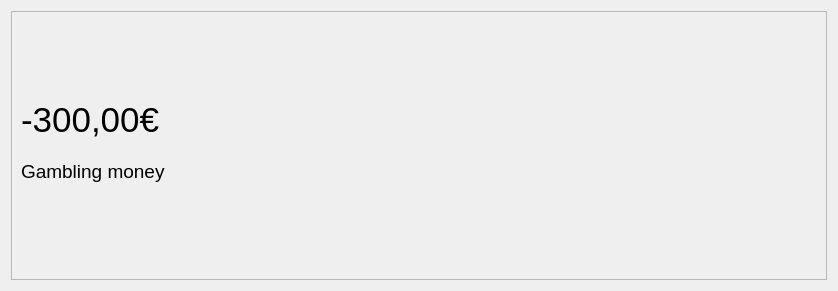
Qt form bank-automat/gui/transactionview.ui (25kmo-project/group_11) before a commit.
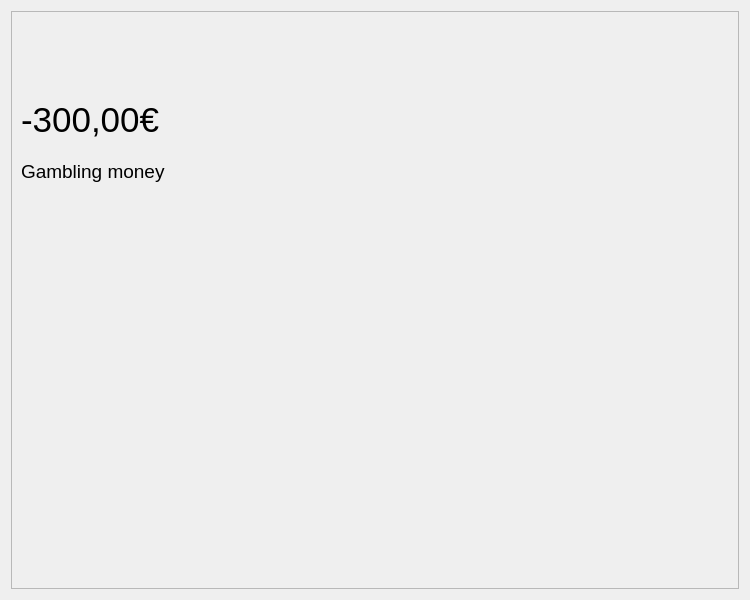
The same form after that commit.

Patch:
```diff
--- a/bank-automat/gui/transactionview.ui
+++ b/bank-automat/gui/transactionview.ui
@@ -1,13 +1,13 @@
 <?xml version="1.0" encoding="UTF-8"?>
 <ui version="4.0">
  <class>TransactionView</class>
- <widget class="QDialog" name="TransactionView">
+ <widget class="QWidget" name="TransactionView">
   <property name="geometry">
    <rect>
     <x>0</x>
     <y>0</y>
-    <width>838</width>
-    <height>291</height>
+    <width>750</width>
+    <height>600</height>
    </rect>
   </property>
   <property name="windowTitle">
@@ -27,8 +27,8 @@
        <rect>
         <x>0</x>
         <y>0</y>
-        <width>818</width>
-        <height>271</height>
+        <width>726</width>
+        <height>576</height>
        </rect>
       </property>
       <property name="maximumSize">
```
